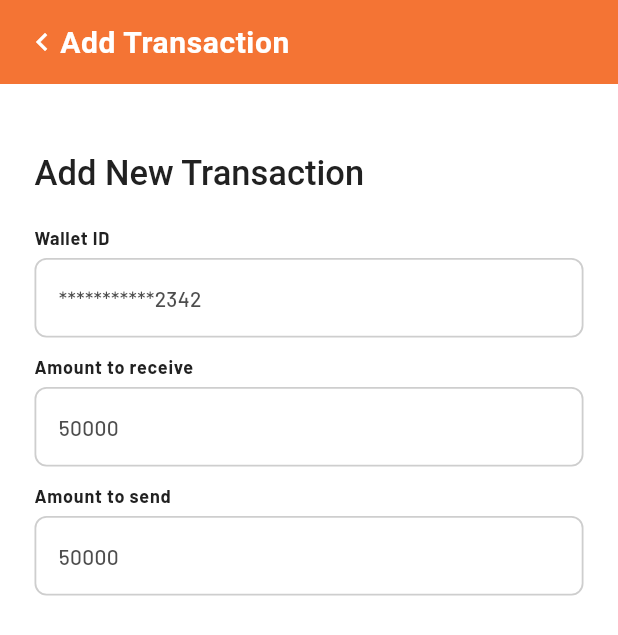
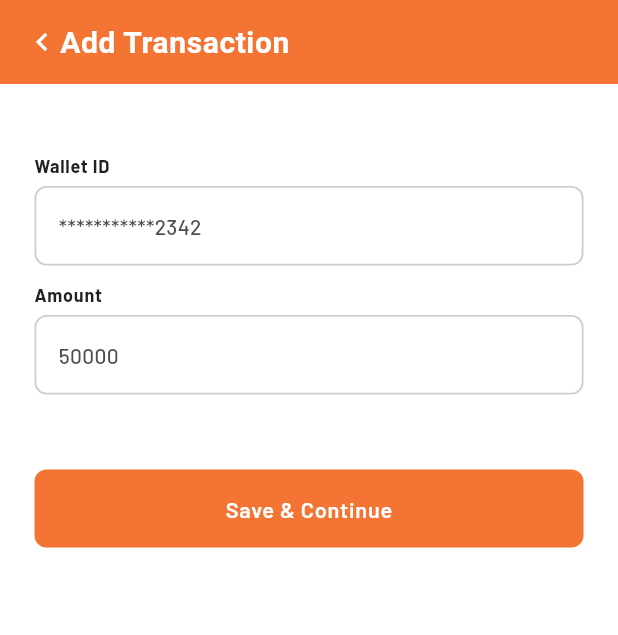
Before and after one commit to Etang-ken/E-moneytransfer, a Flutter app: the AddNewTransaction screen opened directly, on a phone screen of 412 x 824 dp. Shown: the top 635 px of the screen. Run offline on Flutter 3.47's test engine with Material 3 defaults, Android fonts, the phone set to English and light mode, and no system bars; our stand-ins replace awesome_snackbar_content, connectivity, country_code_picker, dotted_line, firebase_auth, firebase_core and 6 more; missing offline and left inert: clipboard, emoneytransfer, firebase_app_check, flutter_share; accounts and stored records are empty; Roboto replaces fonts that are missing (Poppins); project files that could hold a hidden picture were left out.

Commit message:
Pull app update

```diff
--- a/lib/screens/detail_screens/add_new_transaction.dart
+++ b/lib/screens/detail_screens/add_new_transaction.dart
@@ -23,11 +23,8 @@ class _AddNewTransactionState extends State<AddNewTransaction> {
   final GlobalKey<FormState> _formKey = GlobalKey<FormState>();
   bool isSavingTransaction = false;
   final formData = {
-    "type": "momo",
-    "name": "",
-    "phone": "",
-    "receiver_name": "",
-    "receiver_phone": "",
+    "type": "crypto",
+    "wallet_id": "",
     "amount_send": "",
     "amount_received": ""
   };
@@ -40,6 +37,7 @@ class _AddNewTransactionState extends State<AddNewTransaction> {
     });
     final response = await APIRequest()
         .postRequest(route: "/transactions/create", data: formData);
+    print(response.body);
     if (response.statusCode == 200) {
       final decodedResponse = jsonDecode(response.body);
       transactionProvider
@@ -136,16 +134,6 @@ class _AddNewTransactionState extends State<AddNewTransaction> {
                                         CrossAxisAlignment.start,
                                     children: [
                                       Text(
-                                        'Add New Transaction',
-                                        textAlign: TextAlign.center,
-                                        style: Theme.of(context)
-                                            .textTheme
-                                            .headline3!
-                                            .copyWith(
-                                                fontWeight: FontWeight.w500),
-                                      ),
-                                      const SizedBox(height: 20),
-                                      Text(
                                         "Wallet ID",
                                         textAlign: TextAlign.center,
                                         style: Theme.of(context)
@@ -157,10 +145,20 @@ class _AddNewTransactionState extends State<AddNewTransaction> {
                                       ),
                                       const SizedBox(height: 5),
                                       TextInputField(
-                                          placeholderText: '***********2342'),
+                                        placeholderText: '***********2342',
+                                        onChanged: (val) {
+                                          formData['wallet_id'] = val!;
+                                        },
+                                        inputValidator: (val) {
+                                          if (val!.isEmpty) {
+                                            return 'Wallet ID is required';
+                                          }
+                                          return null;
+                                        },
+                                      ),
                                       const SizedBox(height: 10),
                                       Text(
-                                        "Amount to receive",
+                                        "Amount",
                                         textAlign: TextAlign.center,
                                         style: Theme.of(context)
                                             .textTheme
@@ -173,24 +171,46 @@ class _AddNewTransactionState extends State<AddNewTransaction> {
                                       TextInputField(
                                         placeholderText: '50000',
                                         textInputType: TextInputType.number,
+                                        onChanged: (val) {
+                                          formData['amount_send'] = val!;
+                                          formData['amount_received'] = val!;
+                                        },
+                                        inputValidator: (val) {
+                                          if (val!.isEmpty) {
+                                            return 'Amount is required';
+                                          }
+                                          if(int.parse(val) < 100) {
+                                            return 'Amount must be at least 100.';
+                                          }
+                                          return null;
+                                        },
                                       ),
                                       const SizedBox(height: 10),
-                                      Text(
-                                        'Amount to send',
-                                        textAlign: TextAlign.center,
-                                        style: Theme.of(context)
-                                            .textTheme
-                                            .bodyText1!
-                                            .copyWith(
-                                                fontSize: 12,
-                                                fontWeight: FontWeight.w700),
+                                      // Text(
+                                      //   'Amount to send',
+                                      //   textAlign: TextAlign.center,
+                                      //   style: Theme.of(context)
+                                      //       .textTheme
+                                      //       .bodyText1!
+                                      //       .copyWith(
+                                      //           fontSize: 12,
+                                      //           fontWeight: FontWeight.w700),
+                                      // ),
+                                      // const SizedBox(height: 5),
+                                      // TextInputField(
+                                      //   placeholderText: '50000',
+                                      //   textInputType: TextInputType.number,
+                                      // ),
+                                      const SizedBox(height: 40),
+                                      PrimaryButton(
+                                        buttonText: 'Save & Continue',
+                                        onClickBtn: () {
+                                          if (_formKey.currentState!
+                                              .validate()) {
+                                            saveTransaction();
+                                          }
+                                        },
                                       ),
-                                      const SizedBox(height: 5),
-                                      TextInputField(
-                                        placeholderText: '50000',
-                                        textInputType: TextInputType.number,
-                                      ),
-                                      const SizedBox(height: 40),
                                     ],
                                   ),
                                 ),
--- a/lib/screens/home.dart
+++ b/lib/screens/home.dart
@@ -33,7 +33,7 @@ class _DashboardState extends State<Dashboard> {
     });
     try {
       final response =
-      await APIRequest().getRequest(route: "/transactions?type=momo");
+      await APIRequest().getRequest(route: "/transactions?type=crypto");
       final decodedResponse = jsonDecode(response.body);
       transactionProvider
           .updateTransactionsData(decodedResponse['transactions']);
@@ -112,9 +112,9 @@ class _DashboardState extends State<Dashboard> {
                         transactionCard(
                           id: transaction.id!,
                             context,
-                        transaction.payload['name'] ?? '-',
-                        transaction.payload['email'] ?? '',
-                        transaction.payload['amount'].toString() ??
+                        transaction.payload['wallet_id'] ?? '-',
+                        transaction.payload['amount_received'] ?? '',
+                        transaction.payload['amount_paid'].toString() ??
                         '', transaction.payload['currency'] ?? '', 'Success', formatDateWithSlash(transaction.date!)),
                     const SizedBox(
                     height: 30
```
